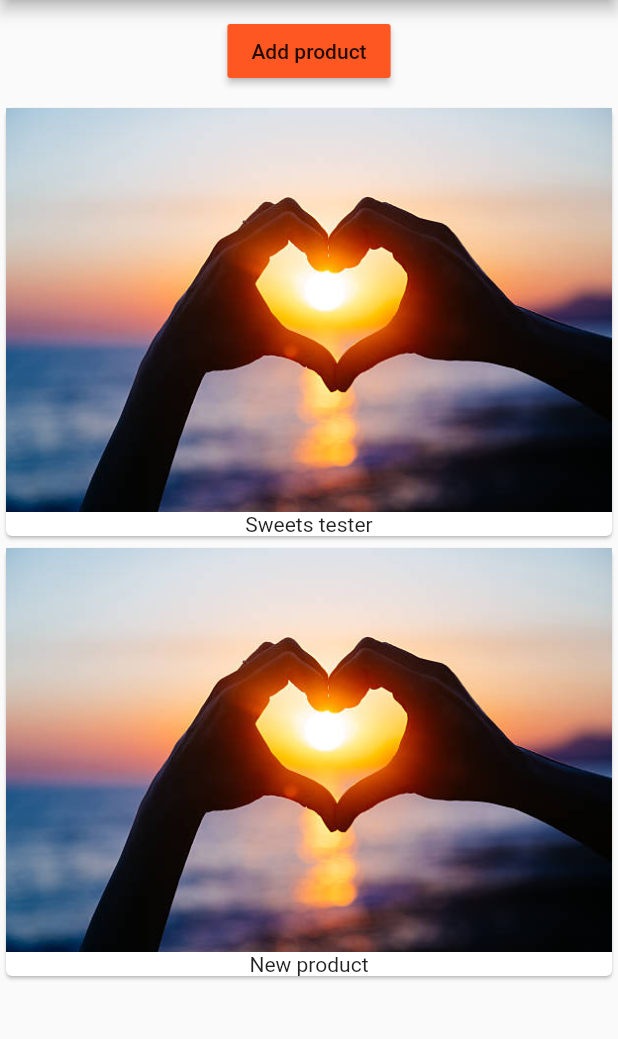
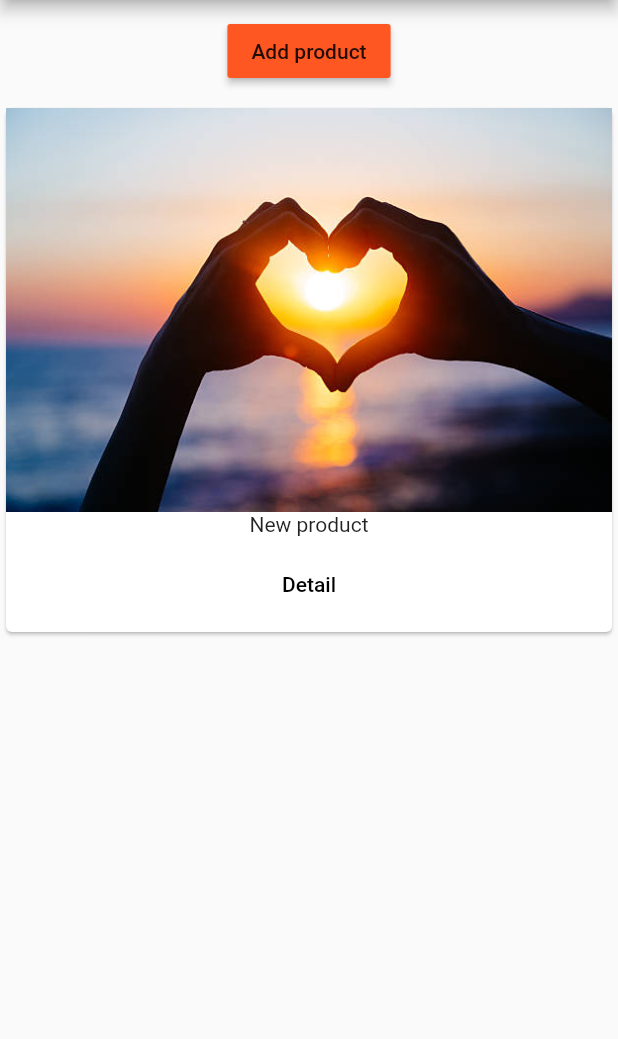
Before and after one commit to nhamhv/learn-flutter, a Flutter app: the screen it shows after launch, after a tap on "Add product", on a phone screen of 412 x 824 dp, the part 84-1123 px from its top. Run offline on Flutter 3.47's test engine with Material 2 defaults, Android fonts, the phone set to English and light mode, and no system bars.

Commit message:
Add page detail

```diff
--- a/lib/main.dart
+++ b/lib/main.dart
@@ -1,6 +1,6 @@
 import 'package:flutter/material.dart';
 
-import './product_manager.dart';
+import './pages/home.dart';
 
 void main() => runApp(MyApp());
 
@@ -13,12 +13,7 @@ class MyApp extends StatelessWidget {
         primarySwatch: Colors.deepOrange,
         accentColor: Colors.deepPurple
       ),
-      home: Scaffold(
-        appBar: AppBar(
-          title: Text('Easy List'),
-        ),
-        body: ProductManager(),
-      ),
+      home: HomePage(),
     );
   }
 }
--- /dev/null
+++ b/lib/pages/home.dart
@@ -0,0 +1,15 @@
+import 'package:flutter/material.dart';
+
+import '../product_manager.dart';
+
+class HomePage extends StatelessWidget {
+  @override
+  Widget build(BuildContext context) {
+    return Scaffold(
+        appBar: AppBar(
+          title: Text('Easy List'),
+        ),
+        body: ProductManager(),
+      );
+  }
+}
--- /dev/null
+++ b/lib/pages/product.dart
@@ -0,0 +1,21 @@
+import 'package:flutter/material.dart';
+
+class ProductPage extends StatelessWidget {
+  @override
+  Widget build(BuildContext context) {
+    return Scaffold(
+      appBar: AppBar(
+        title: Text('Product detail'),
+      ),
+      body: Column(
+        children: <Widget>[
+          Text('Detail'),
+          RaisedButton(
+            child: Text('Back'),
+            onPressed: () => Navigator.pop(context),
+          )
+        ],
+      ),
+    );
+  }
+}
--- a/lib/product_manager.dart
+++ b/lib/product_manager.dart
@@ -6,7 +6,7 @@ import './product_control.dart';
 class ProductManager extends StatefulWidget {
   final String startingProduct;
 
-  ProductManager({ this.startingProduct = 'Sweets tester'});
+  ProductManager({ this.startingProduct });
 
   @override
   State<StatefulWidget> createState() {
@@ -20,7 +20,9 @@ class _ProdductManagerState extends State<ProductManager> {
   @override
   void initState() {
     super.initState();
-    _products.add(widget.startingProduct);
+    if (widget.startingProduct != null) {
+      _products.add(widget.startingProduct);
+    }
   }
 
 
@@ -38,7 +40,7 @@ class _ProdductManagerState extends State<ProductManager> {
           margin: EdgeInsets.all(10.0),
           child: ProductControl(_addProduct),
         ),
-        Products(_products),
+        Expanded(child: Products(_products)),
       ],
     );
   }
--- a/lib/products.dart
+++ b/lib/products.dart
@@ -1,4 +1,6 @@
 import 'package:flutter/material.dart';
+
+import './pages/product.dart';
 
 class Products extends StatelessWidget {
   final List<String> products;
@@ -7,22 +9,47 @@ class Products extends StatelessWidget {
     print('[Products Widget] Constructor');
   }
 
+  Widget _buildProductItem(BuildContext context, index) {
+    return Card(
+      child: Column(
+        children: <Widget>[
+          Image.asset('assets/food.jpg'),
+          Text(products[index]),
+          ButtonBar(
+            alignment: MainAxisAlignment.center,
+            children: <Widget>[
+              FlatButton(
+                child: Text('Detail'),
+                onPressed: () => Navigator.push(
+                    context,
+                    MaterialPageRoute(
+                        builder: (BuildContext context) => ProductPage())
+                        ),
+              )
+            ],
+          )
+        ],
+      ),
+    );
+  }
+
+  Widget _buildProductLists() {
+    Widget productCard;
+
+    if (products.length > 0) {
+      productCard = ListView.builder(
+        itemBuilder: _buildProductItem,
+        itemCount: products.length,
+      );
+    } else {
+      productCard = Container();
+    }
+
+    return productCard;
+  }
+
   @override
   Widget build(BuildContext context) {
-    print('[Products Widget] build()');
-    return Column(
-      children: products
-          .map(
-            (element) => Card(
-                  child: Column(
-                    children: <Widget>[
-                      Image.asset('assets/food.jpg'),
-                      Text(element)
-                    ],
-                  ),
-                ),
-          )
-          .toList(),
-    );
+    return _buildProductLists();
   }
 }
```
